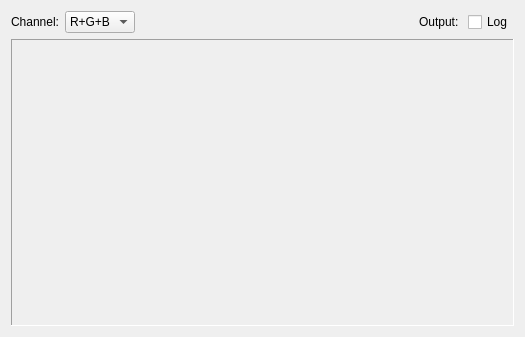
sungsoo/luxrender-lux, file qtgui/histogram.ui: the form before one commit.
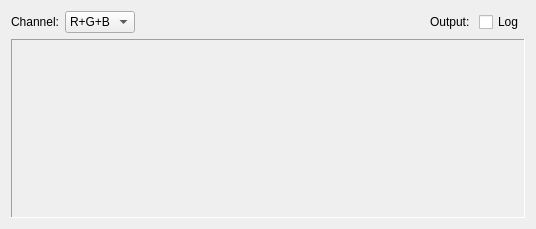
The form after the commit.

The edit to the form file:
```diff
--- a/qtgui/histogram.ui
+++ b/qtgui/histogram.ui
@@ -6,8 +6,8 @@
    <rect>
     <x>0</x>
     <y>0</y>
-    <width>525</width>
-    <height>337</height>
+    <width>536</width>
+    <height>229</height>
    </rect>
   </property>
   <property name="windowTitle">
@@ -88,6 +88,12 @@
      </item>
      <item row="1" column="0" colspan="5">
       <widget class="QFrame" name="frame_histogram">
+       <property name="minimumSize">
+        <size>
+         <width>0</width>
+         <height>150</height>
+        </size>
+       </property>
        <property name="frameShape">
         <enum>QFrame::Panel</enum>
        </property>
```
